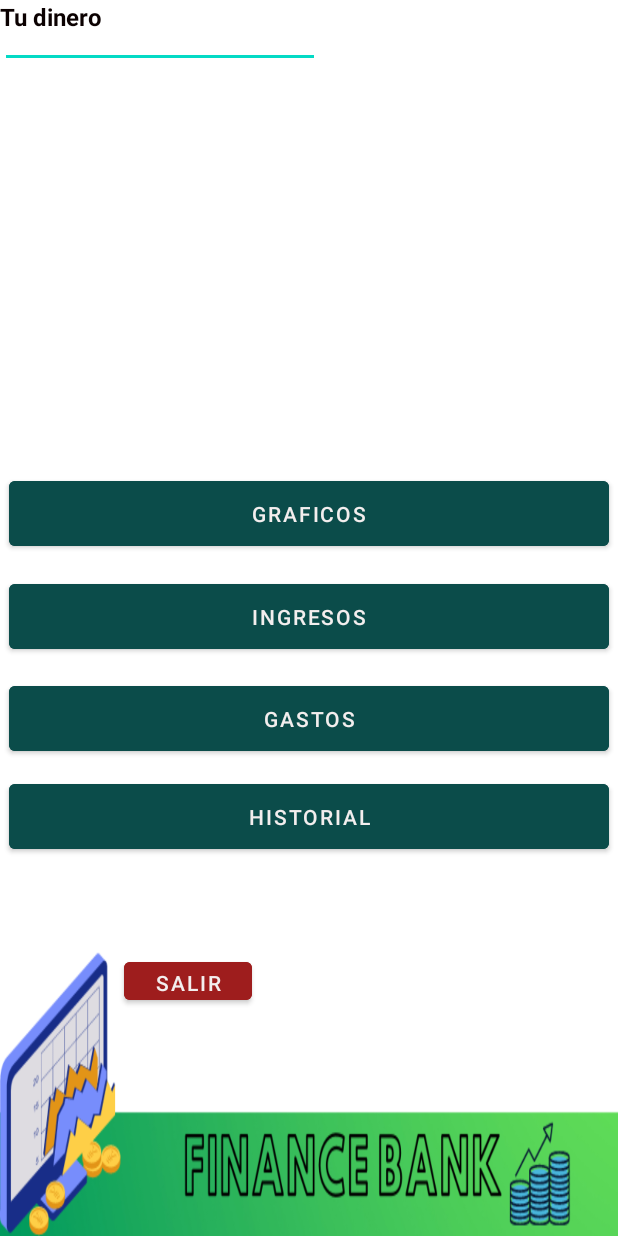
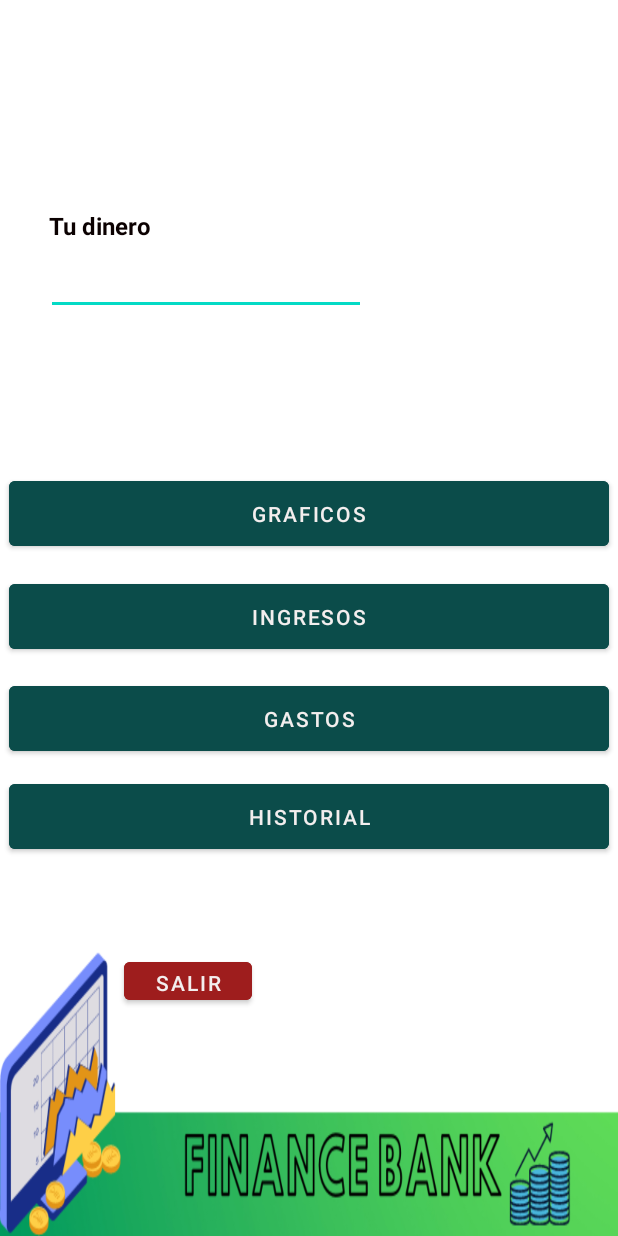
Before and after one commit to alfonsopizarro/Financebank, an Android app: the pantallaprincipal screen opened directly, with no data from a screen before it, on a phone screen of 412 x 824 dp. Run offline under Robolectric (Android 15) with nearby library versions, the light colour scheme and no system bars.

Commit message:
cambios gráficos nuevamente

```diff
--- a/app/src/main/res/layout/activity_graficos.xml
+++ b/app/src/main/res/layout/activity_graficos.xml
@@ -11,10 +11,10 @@
         android:id="@+id/botonvolvergraficos"
         android:layout_width="wrap_content"
         android:layout_height="wrap_content"
-        android:layout_marginStart="107dp"
-        android:layout_marginTop="484dp"
-        android:layout_marginEnd="216dp"
-        android:layout_marginBottom="127dp"
+        android:layout_marginStart="90dp"
+        android:layout_marginTop="530dp"
+        android:layout_marginEnd="233dp"
+        android:layout_marginBottom="81dp"
         android:backgroundTint="#9E1D1D"
         android:text="volver"
         android:textColor="#F3EEEE"
--- a/app/src/main/res/layout/activity_pantalla_principal.xml
+++ b/app/src/main/res/layout/activity_pantalla_principal.xml
@@ -91,20 +91,32 @@
         android:id="@+id/dineroactual"
         android:layout_width="wrap_content"
         android:layout_height="wrap_content"
+        android:layout_marginStart="32dp"
+        android:layout_marginTop="82dp"
+        android:layout_marginEnd="169dp"
+        android:layout_marginBottom="532dp"
         android:ems="10"
         android:inputType="textPersonName"
-        tools:layout_editor_absoluteX="32dp"
-        tools:layout_editor_absoluteY="83dp" />
+        app:layout_constraintBottom_toBottomOf="parent"
+        app:layout_constraintEnd_toEndOf="parent"
+        app:layout_constraintStart_toStartOf="parent"
+        app:layout_constraintTop_toTopOf="parent" />
 
     <TextView
         android:id="@+id/textView"
         android:layout_width="151dp"
         android:layout_height="25dp"
+        android:layout_marginStart="32dp"
+        android:layout_marginTop="57dp"
+        android:layout_marginEnd="228dp"
+        android:layout_marginBottom="577dp"
         android:text="Tu dinero"
         android:textColor="#0B0101"
         android:textSize="16sp"
         android:textStyle="bold"
-        tools:layout_editor_absoluteX="32dp"
-        tools:layout_editor_absoluteY="57dp" />
+        app:layout_constraintBottom_toBottomOf="parent"
+        app:layout_constraintEnd_toEndOf="parent"
+        app:layout_constraintStart_toStartOf="parent"
+        app:layout_constraintTop_toTopOf="parent" />
 
 </androidx.constraintlayout.widget.ConstraintLayout>
```
